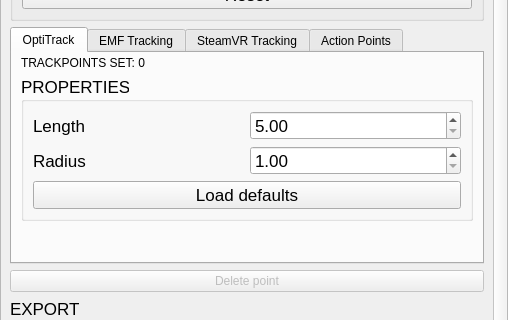
Above: trackpoint-app/gui/EditWidget.ui from Dominik-Schoen/TrackItPipe before the change; both pictures show x 0 to 508 and y 489 to 809 of the 508 by 914 pixel window. Below: the same form after it.
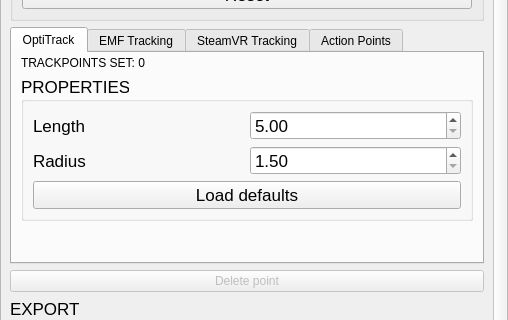
That is the form after the change.

Diff of the .ui file:
```diff
--- a/trackpoint-app/gui/EditWidget.ui
+++ b/trackpoint-app/gui/EditWidget.ui
@@ -503,7 +503,7 @@
                 <item row="1" column="1">
                  <widget class="QDoubleSpinBox" name="optiTrackRadius">
                   <property name="minimum">
-                   <double>1.000000000000000</double>
+                   <double>1.500000000000000</double>
                   </property>
                   <property name="maximum">
                    <double>10.000000000000000</double>
```
